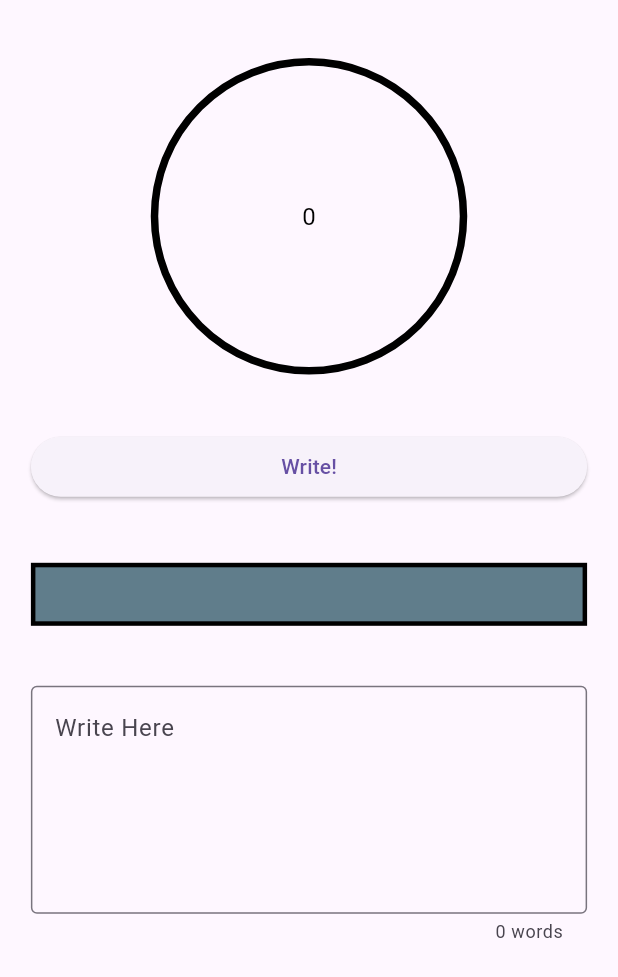
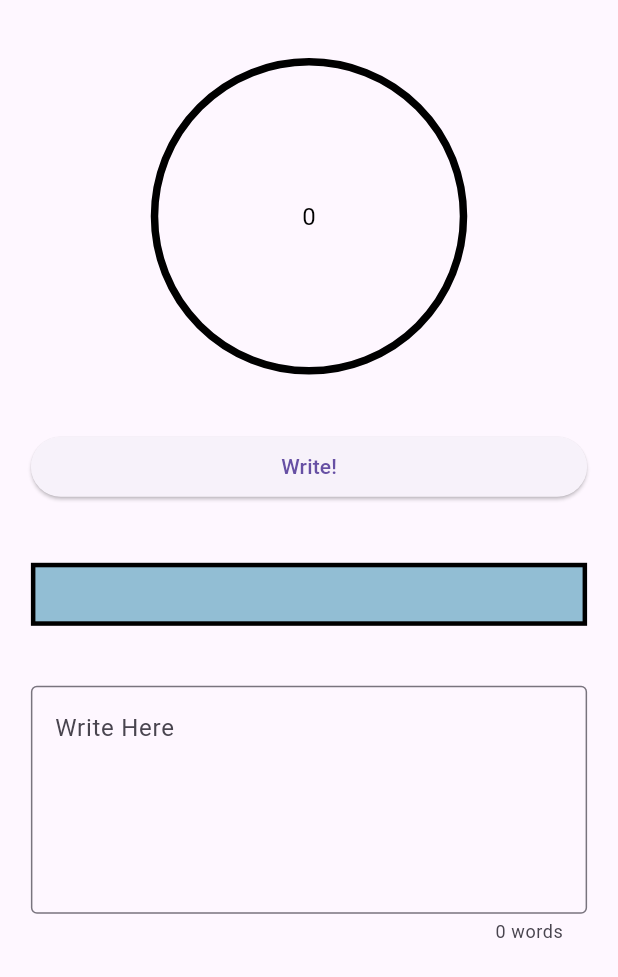
Before and after one commit to kkhhaaooss/writing_app, a Flutter app: the screen it shows after launch, on a phone screen of 412 x 824 dp. Shown: the top 977 px of the screen. Run offline on Flutter 3.47's test engine with Material 3 defaults, Android fonts, the phone set to English and light mode, and no system bars; drawn by our look-alikes of circular_countdown_timer; our stand-ins replace google_fonts.

Commit message:
Changes to LastParagraph display

```diff
--- a/lib/views/components/last_paragraph.dart
+++ b/lib/views/components/last_paragraph.dart
@@ -13,14 +13,14 @@ class LastParagraph extends StatelessWidget {
         return Container(
           padding: const EdgeInsets.all(8.0),
           decoration: BoxDecoration(
-              color: Colors.blueGrey,
+              color: const Color.fromARGB(255, 146, 190, 212),
               border: Border.all(
                   width: 3, color: Colors.black, style: BorderStyle.solid)),
           child: Text(
             textProvider.text,
             style: TextStyle(
               fontFamily: GoogleFonts.merriweather().fontFamily,
-              color: Colors.white,
+              color: const Color.fromARGB(255, 58, 27, 27),
             ),
             maxLines: 5,
             overflow: TextOverflow.ellipsis,
--- a/lib/views/components/text_input.dart
+++ b/lib/views/components/text_input.dart
@@ -3,7 +3,7 @@ import 'package:google_fonts/google_fonts.dart';
 
 import 'package:provider/provider.dart';
 import 'package:writing_app/providers/text_provider.dart';
-import 'package:writing_app/providers/timer_provider.dart';
+// import 'package:writing_app/providers/timer_provider.dart';
 
 class TextInput extends StatefulWidget {
   const TextInput({super.key});
```
